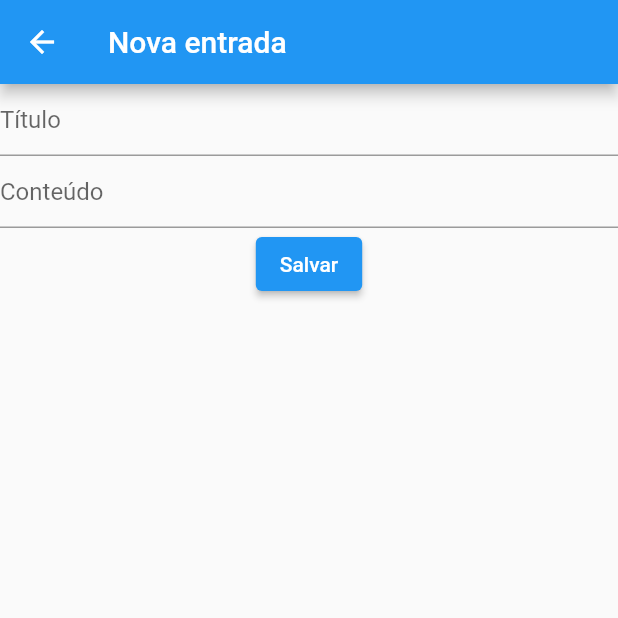
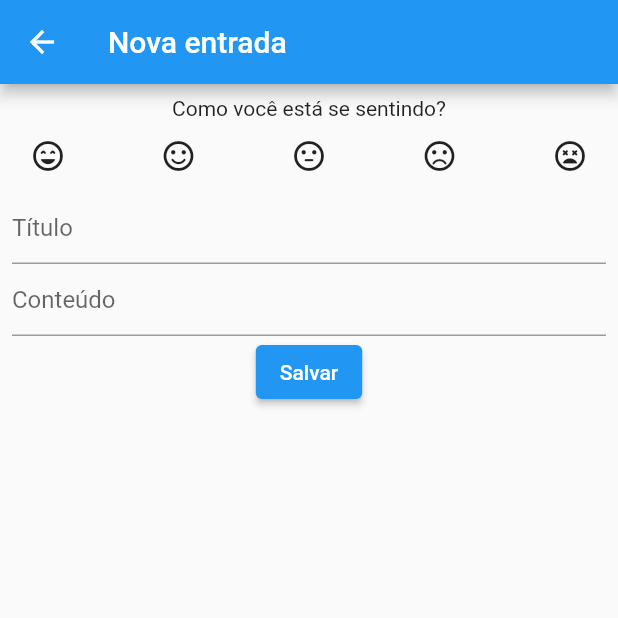
Before and after one commit to Lvght/m-lifelog, a Flutter app: the ComposeScreen screen opened directly, on a phone screen of 412 x 824 dp, the top half of it. Run offline on Flutter 3.47's test engine with Material 2 defaults, Android fonts, the phone set to English and light mode, and no system bars; our stand-ins replace flutter_mobx, mobx, sqflite; accounts and stored records are empty; generated files the repository leaves out were written again.

Commit message:
Added sentiment indicator

```diff
--- a/lib/screens/compose_screen.dart
+++ b/lib/screens/compose_screen.dart
@@ -3,15 +3,30 @@ import 'package:lifelog/models/entry.dart';
 import 'package:lifelog/state/master_store.dart';
 import 'package:provider/provider.dart';
 
-class ComposeScreen extends StatelessWidget {
-  ComposeScreen({Key? key}) : super(key: key);
+class ComposeScreen extends StatefulWidget {
+  const ComposeScreen({Key? key}) : super(key: key);
 
+  @override
+  State<ComposeScreen> createState() => _ComposeScreenState();
+}
+
+class _ComposeScreenState extends State<ComposeScreen> {
   final _titleController = TextEditingController();
   final _contentController = TextEditingController();
 
+  int? _currentReaction;
+
+  void _setReaction(int i) {
+    setState(() {
+      _currentReaction = _currentReaction == i ? null : i;
+    });
+  }
+
   void _saveEntry(BuildContext context) {
     Provider.of<MasterStore>(context, listen: false).saveEntry(
-        content: _contentController.text, title: _titleController.text);
+        content: _contentController.text,
+        title: _titleController.text,
+        sentiment: _currentReaction);
   }
 
   @override
@@ -20,8 +35,46 @@ class ComposeScreen extends StatelessWidget {
       appBar: AppBar(
         title: const Text('Nova entrada'),
       ),
-      body: Column(
+      body: Padding(
+        padding: const EdgeInsets.all(8.0),
+        child: Column(
           children: [
+            Text('Como você está se sentindo?'),
+            Row(
+              mainAxisAlignment: MainAxisAlignment.spaceBetween,
+              children: [
+                IconButton(
+                    onPressed: () => _setReaction(1),
+                    icon: Icon(Icons.sentiment_very_satisfied_rounded,
+                        color: _currentReaction == 1
+                            ? Theme.of(context).colorScheme.primary
+                            : null)),
+                IconButton(
+                    onPressed: () => _setReaction(2),
+                    icon: Icon(Icons.sentiment_satisfied_rounded,
+                        color: _currentReaction == 2
+                            ? Theme.of(context).colorScheme.primary
+                            : null)),
+                IconButton(
+                    onPressed: () => _setReaction(3),
+                    icon: Icon(Icons.sentiment_neutral_rounded,
+                        color: _currentReaction == 3
+                            ? Theme.of(context).colorScheme.primary
+                            : null)),
+                IconButton(
+                    onPressed: () => _setReaction(4),
+                    icon: Icon(Icons.sentiment_dissatisfied_rounded,
+                        color: _currentReaction == 4
+                            ? Theme.of(context).colorScheme.primary
+                            : null)),
+                IconButton(
+                    onPressed: () => _setReaction(5),
+                    icon: Icon(Icons.sentiment_very_dissatisfied_rounded,
+                        color: _currentReaction == 5
+                            ? Theme.of(context).colorScheme.primary
+                            : null)),
+              ],
+            ),
             TextField(
               controller: _titleController,
               decoration: const InputDecoration(
@@ -35,8 +88,10 @@ class ComposeScreen extends StatelessWidget {
               ),
             ),
             ElevatedButton(
-              onPressed: () => _saveEntry(context), child: const Text('Salvar'))
+                onPressed: () => _saveEntry(context),
+                child: const Text('Salvar'))
           ],
+        ),
       ),
     );
   }
```
Also changed, not shown: lib/components/entry_card.dart (+42 -10 lines), lib/models/entry.dart (+17 -5 lines), lib/state/master_store.dart (+13 -1 lines). Lines whose indentation alone changed are shown as unchanged.
